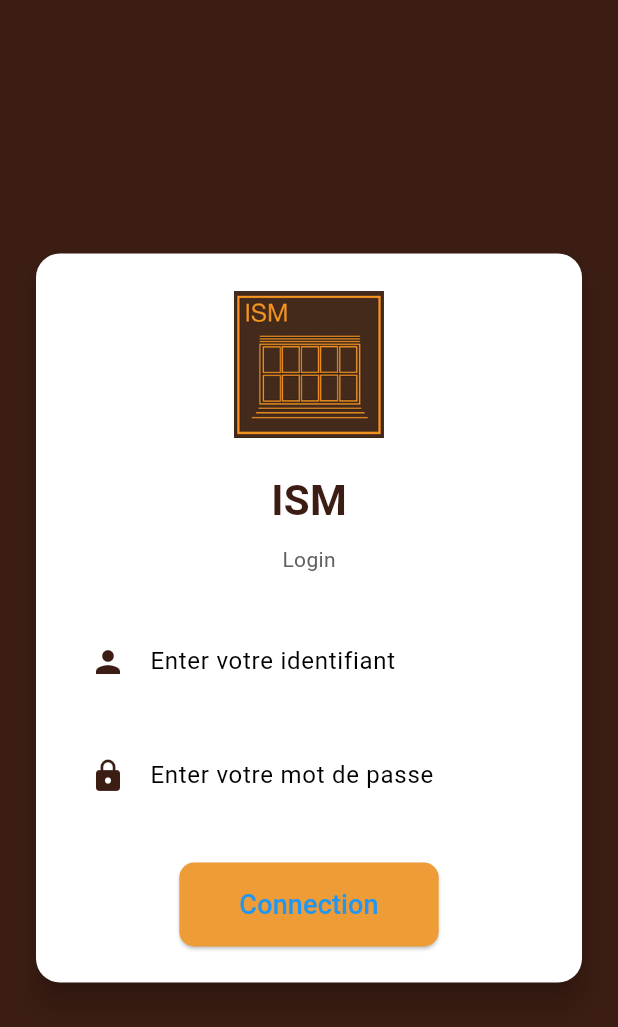
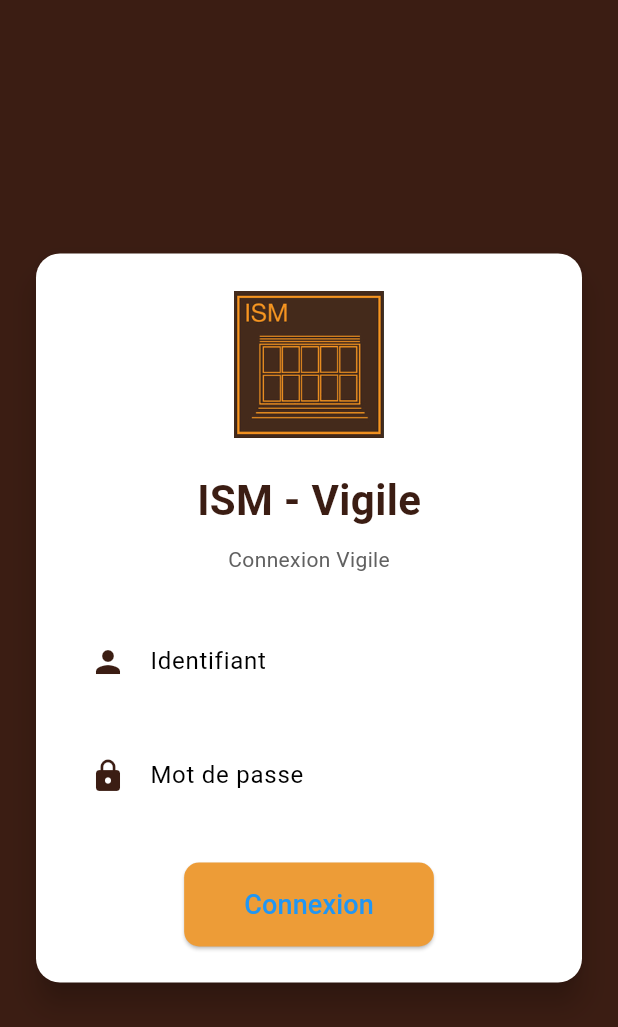
Before and after one commit to YayaSOW/hackathon_flutter_groupe_5, a Flutter app: the screen it shows after launch, on a phone screen of 412 x 824 dp. Shown: the top 1027 px of the screen. Run offline on Flutter 3.47's test engine with Material 3 defaults, Android fonts, the phone set to English and light mode, and no system bars; our stand-ins replace get, qr_flutter; missing offline and left inert: mobile_scanner.

```diff
--- /dev/null
+++ b/ges_absence/lib/app/modules/vigile/controllers/vigile_auth_controller.dart
@@ -0,0 +1,32 @@
+import 'package:get/get.dart';
+import 'package:ges_absence/app/data/models/vigile.dart';
+import 'package:ges_absence/app/routes/app_routes.dart';
+import 'package:ges_absence/app/data/services/api_service.dart';
+
+class VigileAuthController extends GetxController {
+  final ApiService apiService = Get.find();
+  final vigile = Rxn<Vigile>();
+  final isLoading = false.obs;
+
+  Future<void> login(String login, String password) async {
+    try {
+      isLoading(true);
+      final result = await apiService.loginVigile(login, password);
+      if (result != null) {
+        vigile.value = result;
+        Get.offNamed(AppRoutes.VIGILE_HOME);
+      } else {
+        Get.snackbar('Erreur', 'Identifiants incorrects');
+      }
+    } catch (e) {
+      Get.snackbar('Erreur', 'Connexion échouée: $e');
+    } finally {
+      isLoading(false);
+    }
+  }
+
+  void logout() {
+    vigile.value = null;
+    Get.offAllNamed(AppRoutes.VIGILE_LOGIN);
+  }
+}
--- a/ges_absence/lib/app/modules/vigile/views/vigile_login_view.dart
+++ b/ges_absence/lib/app/modules/vigile/views/vigile_login_view.dart
@@ -0,0 +1,116 @@
+
+import 'package:flutter/material.dart';
+import 'package:get/get.dart';
+import 'package:ges_absence/theme/app_theme.dart';
+import 'package:ges_absence/theme/colors.dart';
+import '../controllers/vigile_auth_controller.dart';
+
+class VigileLoginView extends GetView<VigileAuthController> {
+  final _formKey = GlobalKey<FormState>();
+  final _loginController = TextEditingController();
+  final _passwordController = TextEditingController();
+
+  @override
+  Widget build(BuildContext context) {
+    return Scaffold(
+      backgroundColor: AppColors.primaryColor,
+      body: Center(
+        child: SingleChildScrollView(
+          padding: const EdgeInsets.all(20),
+          child: Card(
+            elevation: 8,
+            shape: RoundedRectangleBorder(
+              borderRadius: BorderRadius.circular(16),
+            ),
+            child: Padding(
+              padding: const EdgeInsets.all(24),
+              child: Form(
+                key: _formKey,
+                child: Column(
+                  mainAxisSize: MainAxisSize.min,
+                  children: [
+                    Image.asset(
+                      'assets/images/ism_logo.png',
+                      height: 100,
+                      width: 100,
+                    ),
+                    const SizedBox(height: 20),
+                    Text(
+                      'ISM - Vigile',
+                      style: AppTheme.titleStyle.copyWith(
+                        color: AppColors.primaryColor,
+                        fontSize: 28,
+                      ),
+                    ),
+                    const SizedBox(height: 10),
+                    Text(
+                      'Connexion Vigile',
+                      style: AppTheme.subtitleStyle,
+                    ),
+                    const SizedBox(height: 30),
+                    TextFormField(
+                      controller: _loginController,
+                      decoration: InputDecoration(
+                        labelText: 'Identifiant',
+                        prefixIcon: Icon(Icons.person, color: AppColors.primaryColor),
+                        border: OutlineInputBorder(
+                          borderRadius: BorderRadius.circular(10),
+                        ),
+                      ),
+                      validator: (value) {
+                        if (value == null || value.isEmpty) {
+                          return 'Identifiant requis';
+                        }
+                        return null;
+                      },
+                    ),
+                    const SizedBox(height: 20),
+                    TextFormField(
+                      controller: _passwordController,
+                      obscureText: true,
+                      decoration: InputDecoration(
+                        labelText: 'Mot de passe',
+                        prefixIcon: Icon(Icons.lock, color: AppColors.primaryColor),
+                        border: OutlineInputBorder(
+                          borderRadius: BorderRadius.circular(10),
+                        ),
+                      ),
+                      validator: (value) {
+                        if (value == null || value.isEmpty) {
+                          return 'Mot de passe requis';
+                        }
+                        return null;
+                      },
+                    ),
+                    const SizedBox(height: 30),
+                    Obx(() => controller.isLoading.value
+                        ? CircularProgressIndicator(color: AppColors.primaryColor)
+                        : ElevatedButton(
+                            onPressed: () {
+                              if (_formKey.currentState!.validate()) {
+                                controller.login(
+                                  _loginController.text,
+                                  _passwordController.text,
+                                );
+                              }
+                            },
+                            child: Text('Connexion', style: TextStyle(fontSize: 18)),
+                            style: ElevatedButton.styleFrom(
+                              backgroundColor: AppColors.secondaryColor,
+                              padding: const EdgeInsets.symmetric(horizontal: 40, vertical: 15),
+                              shape: RoundedRectangleBorder(
+                                borderRadius: BorderRadius.circular(10),
+                              ),
+                            ),
+                          ),
+                    ),
+                  ],
+                ),
+              ),
+            ),
+          ),
+        ),
+      ),
+    );
+  }
+}
--- a/ges_absence/lib/app/routes/app_routes.dart
+++ b/ges_absence/lib/app/routes/app_routes.dart
@@ -5,4 +5,8 @@ abstract class AppRoutes {
   static const COURS = '/cours';
   static const ABSENCES = '/absences';
   static const RETARDS = '/retards';
+  static const VIGILE_HOME = '/vigile-home';
+  static const VIGILE_SCAN = '/vigile-scan';
+  static const VIGILE_ETUDIANT = '/vigile-etudiant';
+  static const VIGILE_LOGIN = '/vigile-login';
 }
--- a/ges_absence/lib/main.dart
+++ b/ges_absence/lib/main.dart
@@ -7,6 +7,16 @@ import 'package:ges_absence/app/routes/app_routes.dart';
 import 'package:ges_absence/theme/colors.dart';
 import 'package:get/get_navigation/src/root/get_material_app.dart';
 import 'package:get/get_navigation/src/routes/get_route.dart';
+import 'package:ges_absence/app/modules/vigile/views/vigile_login_view.dart';
+import 'package:ges_absence/app/modules/vigile/views/vigile_home_view.dart';
+import 'package:ges_absence/app/modules/vigile/views/vigile_scan_view.dart';
+import 'package:ges_absence/app/modules/vigile/views/vigile_etudiant_view.dart';
+import 'package:ges_absence/app/modules/vigile/bindings/vigile_binding.dart';
+
+
+
+
+
 
 void main() {
   runApp(MyApp());
@@ -26,8 +36,13 @@ class MyApp extends StatelessWidget {
         ),
         fontFamily: 'Roboto',
       ),
+      // initialBinding: GlobalBinding(),
+      // initialRoute: AppRoutes.LOGIN,
+
       initialBinding: GlobalBinding(),
-      initialRoute: AppRoutes.LOGIN,
+      initialRoute: AppRoutes.VIGILE_LOGIN,
+
+
       getPages: [
         GetPage(
           name: AppRoutes.LOGIN,
@@ -39,6 +54,42 @@ class MyApp extends StatelessWidget {
           page: () => HomeView(),
           // binding: VigileBinding(),
         ),
+
+        GetPage(
+          name: AppRoutes.COURS,
+          page: () => const Scaffold(body: Center(child: Text('Cours Page'))),
+          binding: EtudiantBinding(),
+        ),
+        GetPage(
+          name: AppRoutes.ABSENCES,
+          page: () => const Scaffold(body: Center(child: Text('Absences Page'))),
+          binding: EtudiantBinding(),
+        ),
+        GetPage(
+          name: AppRoutes.RETARDS,
+          page: () => const Scaffold(body: Center(child: Text('Retards Page'))),
+          binding: EtudiantBinding(),
+        ),
+        GetPage(
+          name: AppRoutes.VIGILE_LOGIN,
+          page: () => VigileLoginView(),
+          binding: VigileBinding(),
+        ),
+        GetPage(
+          name: AppRoutes.VIGILE_HOME,
+          page: () => VigileHomeView(),
+          binding: VigileBinding(),
+        ),
+        GetPage(
+          name: AppRoutes.VIGILE_SCAN,
+          page: () => VigileScanView(),
+          binding: VigileBinding(),
+        ),
+        GetPage(
+          name: AppRoutes.VIGILE_ETUDIANT,
+          page: () => VigileEtudiantView(),
+          binding: VigileBinding(),
+        ),
       ],
       debugShowCheckedModeBanner: false,
     );
--- a/ges_absence/pubspec.yaml
+++ b/ges_absence/pubspec.yaml
@@ -20,7 +20,9 @@ dependencies:
   path: ^1.8.3
   path_provider: ^2.1.1
   qr_flutter: ^4.0.0
-  qr_code_scanner: ^1.0.1
+  # qr_code_scanner: ^1.0.1
+  mobile_scanner: ^3.5.4
+
 
 
 
```
Also changed, not shown: db.json (+11 -1 lines), ges_absence/lib/app/data/services/api_service.dart (+117 -4 lines), ges_absence/lib/app/modules/vigile/bindings/vigile_binding.dart (+11 -0 lines), ges_absence/lib/app/modules/vigile/controllers/vigile_home_controller.dart (+53 -0 lines), ges_absence/lib/app/modules/vigile/views/vigile_etudiant_view.dart (+102 -0 lines), ges_absence/lib/app/modules/vigile/views/vigile_home_view.dart (+101 -0 lines), ges_absence/lib/app/modules/vigile/views/vigile_scan_view.dart (+133 -0 lines), ges_absence/lib/app/modules/vigile/controllers/vigile_auth_controler.dart (deleted), ges_absence/pubspec.lock, 1 other file.
